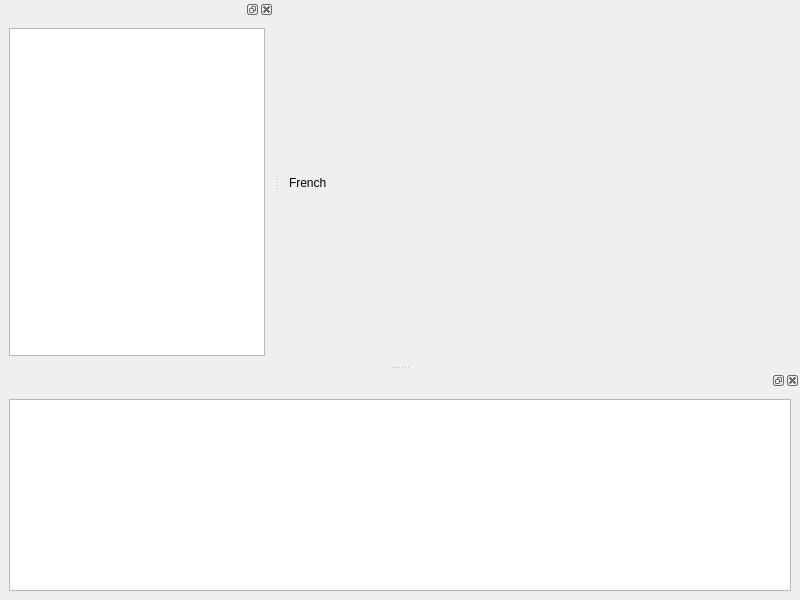
Above: src/plugins/writewindow/plmwindow.ui from jacquetc/skribisto before the change. Below: the same form after it.
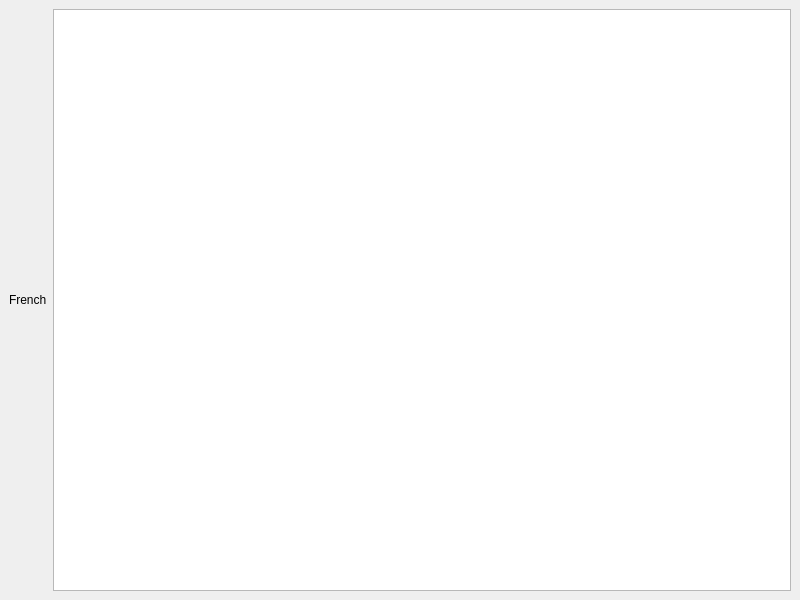
That is the form after the change. Custom widgets are drawn as their Qt base class.

Commit message: add plugins enabled from settings ; add SheetTree plugin ; factorise docks system between windows ; add data connections to sheet model ; add save of dock state and their current widget

The edit to the form file:
```diff
--- a/src/plugins/writewindow/plmwindow.ui
+++ b/src/plugins/writewindow/plmwindow.ui
@@ -26,46 +26,15 @@
      </widget>
     </item>
     <item>
-     <layout class="QVBoxLayout" name="verticalLayout"/>
+     <layout class="QVBoxLayout" name="verticalLayout">
+      <item>
+       <widget class="QTextEdit" name="textEdit"/>
+      </item>
+     </layout>
     </item>
    </layout>
   </widget>
-  <widget class="QDockWidget" name="dockWidget">
-   <attribute name="dockWidgetArea">
-    <number>1</number>
-   </attribute>
-   <widget class="QWidget" name="dockWidgetContents">
-    <layout class="QVBoxLayout" name="verticalLayout_2">
-     <item>
-      <widget class="WriteTreeView" name="treeView">
-       <property name="editTriggers">
-        <set>QAbstractItemView::EditKeyPressed</set>
-       </property>
-      </widget>
-     </item>
-    </layout>
-   </widget>
-  </widget>
-  <widget class="QDockWidget" name="dockWidget_2">
-   <attribute name="dockWidgetArea">
-    <number>8</number>
-   </attribute>
-   <widget class="QWidget" name="dockWidgetContents_2">
-    <layout class="QVBoxLayout" name="verticalLayout_3">
-     <item>
-      <widget class="QTableView" name="tableView"/>
-     </item>
-    </layout>
-   </widget>
-  </widget>
  </widget>
- <customwidgets>
-  <customwidget>
-   <class>WriteTreeView</class>
-   <extends>QTreeView</extends>
-   <header>writetreeview.h</header>
-  </customwidget>
- </customwidgets>
  <resources/>
  <connections/>
 </ui>
```
The commit also changes 67 other files.
